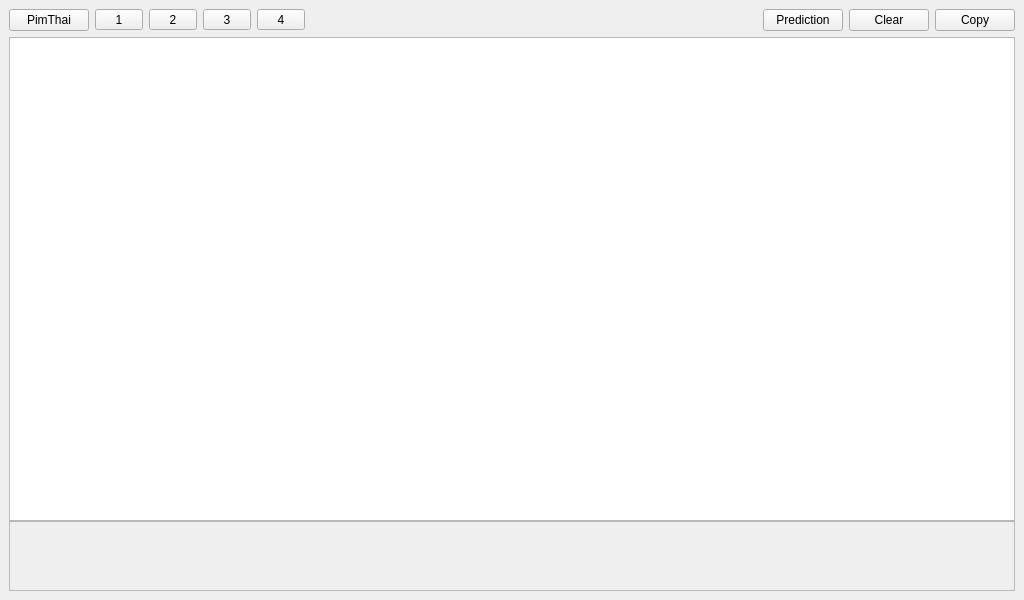
Above: PimThaiWindow.ui from iamjay/PimThai before the change. Below: the same form after it.
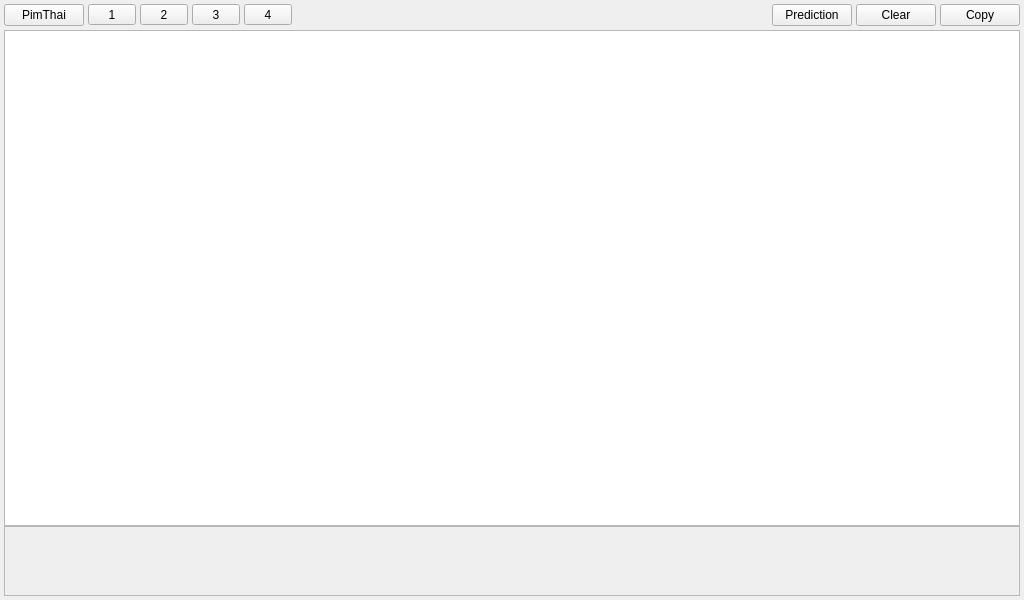
That is the form after the change.

What changed in the file:
```diff
--- a/PimThaiWindow.ui
+++ b/PimThaiWindow.ui
@@ -15,6 +15,12 @@
   </property>
   <widget class="QWidget" name="centralwidget">
    <layout class="QVBoxLayout" name="verticalLayout">
+    <property name="spacing">
+     <number>4</number>
+    </property>
+    <property name="margin">
+     <number>4</number>
+    </property>
     <item>
      <layout class="QHBoxLayout" name="horizontalLayout">
       <item>
@@ -222,7 +228,7 @@
            <rect>
             <x>0</x>
             <y>0</y>
-            <width>1004</width>
+            <width>1014</width>
             <height>73</height>
            </rect>
           </property>
```
